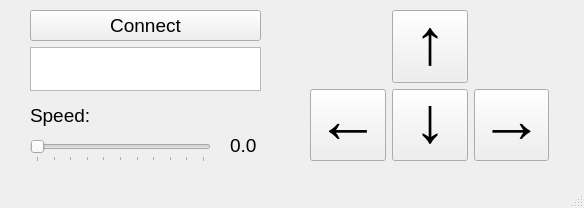
marckolak/wtController, file motion_controller/MotionControllerPC/mainwindow.ui: the form before one commit.
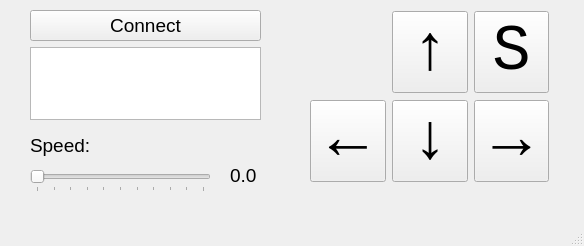
The form after the commit.

Diff of the .ui file:
```diff
--- a/motion_controller/MotionControllerPC/mainwindow.ui
+++ b/motion_controller/MotionControllerPC/mainwindow.ui
@@ -7,7 +7,7 @@
     <x>0</x>
     <y>0</y>
     <width>584</width>
-    <height>208</height>
+    <height>246</height>
    </rect>
   </property>
   <property name="windowTitle">
@@ -20,7 +20,7 @@
       <x>310</x>
       <y>10</y>
       <width>239</width>
-      <height>151</height>
+      <height>174</height>
      </rect>
     </property>
     <layout class="QGridLayout" name="gridLayout">
@@ -88,6 +88,27 @@
        </property>
       </widget>
      </item>
+     <item row="0" column="2">
+      <widget class="QPushButton" name="scanButton">
+       <property name="font">
+        <font>
+         <family>Consolas</family>
+         <pointsize>48</pointsize>
+         <weight>50</weight>
+         <bold>false</bold>
+        </font>
+       </property>
+       <property name="text">
+        <string>S</string>
+       </property>
+       <property name="checkable">
+        <bool>true</bool>
+       </property>
+       <property name="checked">
+        <bool>false</bool>
+       </property>
+      </widget>
+     </item>
     </layout>
    </widget>
    <widget class="QWidget" name="verticalLayoutWidget">
@@ -96,7 +117,7 @@
       <x>30</x>
       <y>10</y>
       <width>231</width>
-      <height>81</height>
+      <height>110</height>
      </rect>
     </property>
     <layout class="QVBoxLayout" name="verticalLayout">
@@ -127,7 +148,7 @@
     <property name="geometry">
      <rect>
       <x>30</x>
-      <y>140</y>
+      <y>170</y>
       <width>181</width>
       <height>22</height>
      </rect>
@@ -164,7 +185,7 @@
     <property name="geometry">
      <rect>
       <x>30</x>
-      <y>100</y>
+      <y>130</y>
       <width>61</width>
       <height>31</height>
      </rect>
@@ -182,7 +203,7 @@
     <property name="geometry">
      <rect>
       <x>230</x>
-      <y>130</y>
+      <y>160</y>
       <width>47</width>
       <height>31</height>
      </rect>
```
Left out of the diff: 17 changed lines with no effect on the pictures.
